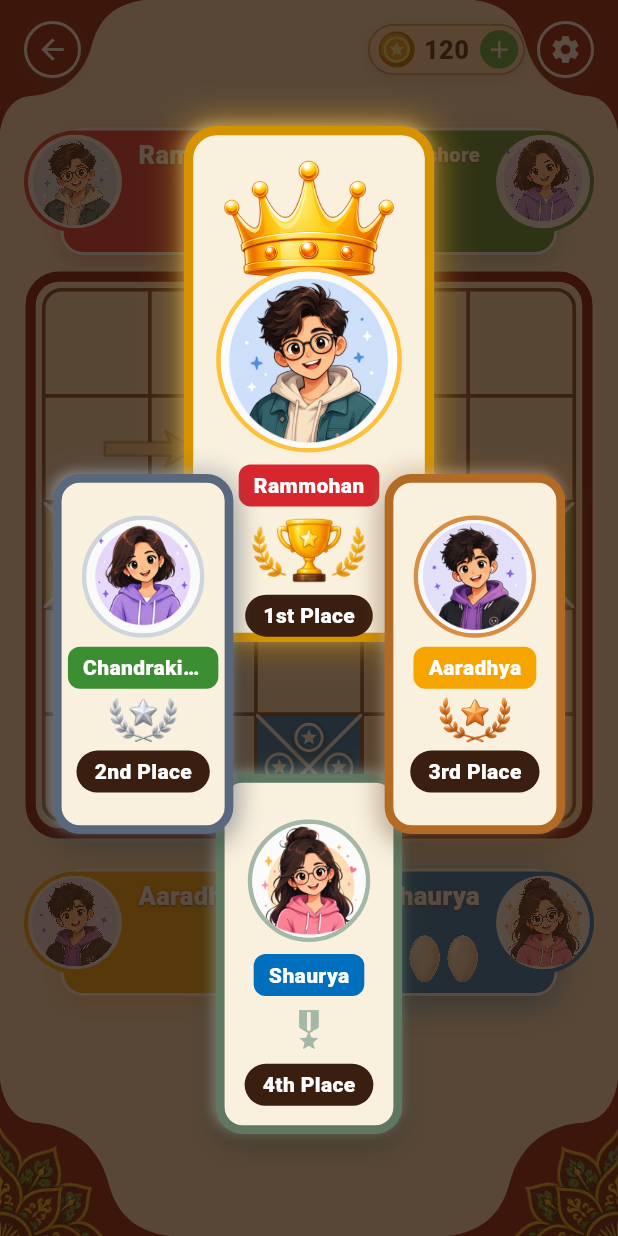
After one commit to venusapps-priyank/isto-king-flutter, a Flutter app: the screen it shows after launch, after a tap on the "settings" icon, on a phone screen of 412 x 824 dp. The commit adds this screen. Run offline on Flutter 3.47's test engine with Material 3 defaults, Android fonts, the phone set to English and light mode, and no system bars; our stand-ins replace flutter_animate; Roboto replaces fonts that are missing (Georgia).

Commit message:
Win panel

```diff
--- a/lib/features/game/screens/isto_game_screen.dart
+++ b/lib/features/game/screens/isto_game_screen.dart
@@ -11,6 +11,7 @@ import 'package:isto_king/features/game/widgets/game_board.dart';
 import 'package:isto_king/features/game/widgets/player_card.dart';
 import 'package:isto_king/features/game/widgets/player_row.dart';
 import 'package:isto_king/features/game/widgets/top_game_bar.dart';
+import 'package:isto_king/features/game/widgets/win_ranking_panel.dart';
 
 class IstoGameScreen extends StatefulWidget {
   const IstoGameScreen({super.key});
@@ -28,6 +29,7 @@ class _IstoGameScreenState extends State<IstoGameScreen> {
   Map<int, Duration> _activeMoveDelays = {};
   TokenPairCandidate? _visiblePairCandidate;
   int? _pairPromptTokenId;
+  bool _showWinPreview = false;
 
   void _handleRollComplete(int playerIndex, int value) {
     if (_isMoveAnimating) return;
@@ -156,6 +158,15 @@ class _IstoGameScreenState extends State<IstoGameScreen> {
     );
   }
 
+  List<PlayerInfo> _playersByRank() {
+    final ranked = _turnController.rankedPlayerIndexes;
+    final unranked = gamePlayers.where((player) => !ranked.contains(player.index));
+    return [
+      for (final index in ranked) gamePlayers.firstWhere((p) => p.index == index),
+      ...unranked,
+    ];
+  }
+
   @override
   Widget build(BuildContext context) {
     return Scaffold(
@@ -194,7 +205,13 @@ class _IstoGameScreenState extends State<IstoGameScreen> {
                       children: [
                         SizedBox(
                           height: topBarHeight,
-                          child: const TopGameBar(),
+                          child: TopGameBar(
+                            onSettingsTap: () {
+                              setState(() {
+                                _showWinPreview = !_showWinPreview;
+                              });
+                            },
+                          ),
                         ),
                         const SizedBox(height: gap),
                         SizedBox(
@@ -238,6 +255,21 @@ class _IstoGameScreenState extends State<IstoGameScreen> {
                 },
               ),
             ),
+            if (_turnController.isGameOver || _showWinPreview) ...[
+              Positioned.fill(
+                child: DecoratedBox(
+                  decoration: BoxDecoration(
+                    color: const Color(0xFF2A190D).withValues(alpha: 0.78),
+                  ),
+                ),
+              ),
+              SafeArea(
+                child: Padding(
+                  padding: const EdgeInsets.all(12),
+                  child: WinRankingPanel(playersByRank: _playersByRank()),
+                ),
+              ),
+            ],
           ],
         ),
       ),
--- a/lib/features/game/widgets/round_icon_button.dart
+++ b/lib/features/game/widgets/round_icon_button.dart
@@ -2,13 +2,16 @@ import 'package:flutter/material.dart';
 import 'package:isto_king/core/theme/royal_colors.dart';
 
 class RoundIconButton extends StatelessWidget {
-  const RoundIconButton({required this.icon, super.key});
+  const RoundIconButton({required this.icon, this.onTap, super.key});
 
   final IconData icon;
+  final VoidCallback? onTap;
 
   @override
   Widget build(BuildContext context) {
-    return Container(
+    return GestureDetector(
+      onTap: onTap,
+      child: Container(
         width: 38,
         height: 38,
         decoration: BoxDecoration(
@@ -24,6 +27,7 @@ class RoundIconButton extends StatelessWidget {
           ],
         ),
         child: Icon(icon, color: Colors.white, size: 22),
+      ),
     );
   }
 }
--- a/lib/features/game/widgets/top_game_bar.dart
+++ b/lib/features/game/widgets/top_game_bar.dart
@@ -3,17 +3,19 @@ import 'package:isto_king/features/game/widgets/coin_balance_pill.dart';
 import 'package:isto_king/features/game/widgets/round_icon_button.dart';
 
 class TopGameBar extends StatelessWidget {
-  const TopGameBar({super.key});
+  const TopGameBar({this.onSettingsTap, super.key});
+
+  final VoidCallback? onSettingsTap;
 
   @override
   Widget build(BuildContext context) {
-    return const Row(
+    return Row(
       children: [
-        RoundIconButton(icon: Icons.arrow_back),
-        Spacer(),
-        CoinBalancePill(),
-        SizedBox(width: 8),
-        RoundIconButton(icon: Icons.settings),
+        const RoundIconButton(icon: Icons.arrow_back),
+        const Spacer(),
+        const CoinBalancePill(),
+        const SizedBox(width: 8),
+        RoundIconButton(icon: Icons.settings, onTap: onSettingsTap),
       ],
     );
   }
--- /dev/null
+++ b/lib/features/game/widgets/win_ranking_panel.dart
@@ -0,0 +1,247 @@
+import 'package:flutter/material.dart';
+import 'package:isto_king/core/theme/royal_colors.dart';
+import 'package:isto_king/features/game/models/player_info.dart';
+
+const _firstRankCrownAsset = 'assets/images/rank_crown_1.png';
+const _firstPlaceAsset = 'assets/images/1st.png';
+const _secondPlaceAsset = 'assets/images/2nd.png';
+const _thirdPlaceAsset = 'assets/images/3rd.png';
+
+class WinRankingPanel extends StatelessWidget {
+  const WinRankingPanel({required this.playersByRank, super.key});
+
+  final List<PlayerInfo> playersByRank;
+
+  @override
+  Widget build(BuildContext context) {
+    if (playersByRank.length < 4) {
+      return const SizedBox.shrink();
+    }
+
+    return LayoutBuilder(
+      builder: (context, constraints) {
+        final width = constraints.maxWidth;
+        final height = constraints.maxHeight;
+        final centerCardWidth = width * 0.43;
+        final sideCardWidth = width * 0.31;
+        final lowerCardWidth = width * 0.32;
+
+        return Stack(
+          children: [
+            Positioned(
+              left: (width - centerCardWidth) / 2,
+              top: height * 0.09,
+              width: centerCardWidth,
+              child: _RankCard(
+                player: playersByRank[0],
+                rank: 1,
+                height: height * 0.43,
+                accent: const Color(0xFFFFC13A),
+                rankLabel: '1st Place',
+                showCrown: true,
+              ),
+            ),
+            Positioned(
+              left: (width - lowerCardWidth) / 2,
+              bottom: height * 0.07,
+              width: lowerCardWidth,
+              child: _RankCard(
+                player: playersByRank[3],
+                rank: 4,
+                height: height * 0.30,
+                accent: const Color(0xFFA4B8A7),
+                rankLabel: '4th Place',
+              ),
+            ),
+            Positioned(
+              left: width * 0.06,
+              top: height * 0.38,
+              width: sideCardWidth,
+              child: _RankCard(
+                player: playersByRank[1],
+                rank: 2,
+                height: height * 0.30,
+                accent: const Color(0xFFCFD5DD),
+                rankLabel: '2nd Place',
+              ),
+            ),
+            Positioned(
+              right: width * 0.06,
+              top: height * 0.38,
+              width: sideCardWidth,
+              child: _RankCard(
+                player: playersByRank[2],
+                rank: 3,
+                height: height * 0.30,
+                accent: const Color(0xFFD98E45),
+                rankLabel: '3rd Place',
+              ),
+            ),
+          ],
+        );
+      },
+    );
+  }
+}
+
+class _RankCard extends StatelessWidget {
+  const _RankCard({
+    required this.player,
+    required this.rank,
+    required this.height,
+    required this.accent,
+    required this.rankLabel,
+    this.showCrown = false,
+  });
+
+  final PlayerInfo player;
+  final int rank;
+  final double height;
+  final Color accent;
+  final String rankLabel;
+  final bool showCrown;
+
+  String? get _rankEmblemAsset {
+    return switch (rank) {
+      1 => _firstPlaceAsset,
+      2 => _secondPlaceAsset,
+      3 => _thirdPlaceAsset,
+      _ => null,
+    };
+  }
+
+  @override
+  Widget build(BuildContext context) {
+    final avatarSize = height * (rank == 1 ? 0.36 : 0.34);
+    final radius = rank == 1 ? 22.0 : 18.0;
+    final isSecondOrThird = rank == 2 || rank == 3;
+    final borderColor = HSLColor.fromColor(accent).withLightness(0.42).toColor();
+
+    return DecoratedBox(
+      decoration: BoxDecoration(
+        color: const Color(0xFFF9F0DE),
+        borderRadius: BorderRadius.circular(radius),
+        border: Border.all(
+          color: borderColor,
+          width: rank == 1 ? 6.2 : 5.8,
+        ),
+        boxShadow: [
+          BoxShadow(
+            color: borderColor.withValues(alpha: 0.38),
+            blurRadius: 14,
+            spreadRadius: 1.2,
+          ),
+          BoxShadow(
+            color: Colors.white.withValues(alpha: 0.34),
+            blurRadius: 6,
+            offset: const Offset(-1.5, -1.5),
+          ),
+          BoxShadow(
+            color: Colors.black.withValues(alpha: 0.25),
+            blurRadius: 16,
+            offset: const Offset(0, 7),
+          ),
+          if (rank == 1)
+            BoxShadow(
+              color: accent.withValues(alpha: 0.42),
+              blurRadius: 22,
+              spreadRadius: 2,
+            ),
+        ],
+      ),
+      child: SizedBox(
+        height: height,
+        child: Padding(
+          padding: EdgeInsets.fromLTRB(
+            10,
+            isSecondOrThird ? 8 : 10,
+            10,
+            isSecondOrThird ? 8 : 12,
+          ),
+          child: Column(
+            mainAxisAlignment:
+                isSecondOrThird ? MainAxisAlignment.center : MainAxisAlignment.start,
+            children: [
+              if (showCrown)
+                Transform.translate(
+                  offset: Offset(0, avatarSize * 0.08),
+                  child: Image.asset(
+                    _firstRankCrownAsset,
+                    width: avatarSize * 1.02,
+                    fit: BoxFit.contain,
+                  ),
+                )
+              else
+                SizedBox(height: isSecondOrThird ? 0 : avatarSize * 0.25),
+              Stack(
+                clipBehavior: Clip.none,
+                children: [
+                  Container(
+                    width: avatarSize,
+                    height: avatarSize,
+                    decoration: BoxDecoration(
+                      shape: BoxShape.circle,
+                      border: Border.all(color: accent, width: 3),
+                    ),
+                    child: ClipOval(
+                      child: Image.asset(player.avatarAsset, fit: BoxFit.cover),
+                    ),
+                  ),
+                ],
+              ),
+              SizedBox(height: isSecondOrThird ? 6 : 8),
+              DecoratedBox(
+                decoration: BoxDecoration(
+                  color: player.color,
+                  borderRadius: BorderRadius.circular(8),
+                ),
+                child: Padding(
+                  padding: const EdgeInsets.symmetric(horizontal: 10, vertical: 4),
+                  child: Text(
+                    player.name,
+                    maxLines: 1,
+                    overflow: TextOverflow.ellipsis,
+                    style: const TextStyle(
+                      color: Colors.white,
+                      fontWeight: FontWeight.w900,
+                    ),
+                  ),
+                ),
+              ),
+              SizedBox(height: isSecondOrThird ? 5 : 7),
+              if (_rankEmblemAsset != null)
+                Image.asset(
+                  _rankEmblemAsset!,
+                  height: height * 0.13,
+                  fit: BoxFit.contain,
+                )
+              else
+                Icon(
+                  Icons.military_tech,
+                  color: accent,
+                  size: height * 0.13,
+                ),
+              SizedBox(height: isSecondOrThird ? 5 : 7),
+              DecoratedBox(
+                decoration: BoxDecoration(
+                  color: RoyalColors.darkBrown,
+                  borderRadius: BorderRadius.circular(999),
+                ),
+                child: Padding(
+                  padding: const EdgeInsets.symmetric(horizontal: 12, vertical: 4),
+                  child: Text(
+                    rankLabel,
+                    style: const TextStyle(
+                      color: Colors.white,
+                      fontWeight: FontWeight.w800,
+                    ),
+                  ),
+                ),
+              ),
+            ],
+          ),
+        ),
+      ),
+    );
+  }
+}
```
Also changed, not shown: assets/images/1st.png (added), assets/images/2nd.png (added), assets/images/3rd.png (added). Lines whose indentation alone changed are shown as unchanged.
